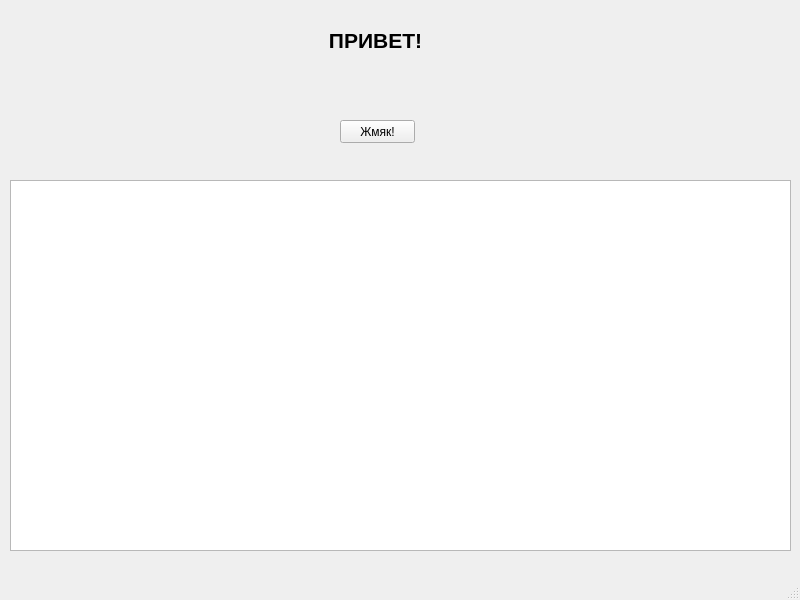
Before: the Qt Designer form QtForm/FormDesign.ui in Aelih/python, drawn with Qt 5.
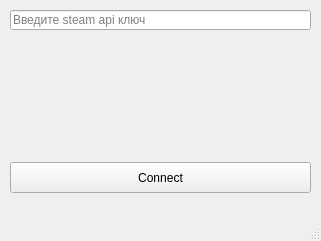
After: the same form once the commit is applied.

Commit message: Новый дизайн формы, для теста Api steam

The edit to the form file:
```diff
--- a/QtForm/FormDesign.ui
+++ b/QtForm/FormDesign.ui
@@ -6,67 +6,51 @@
    <rect>
     <x>0</x>
     <y>0</y>
-    <width>800</width>
-    <height>600</height>
+    <width>321</width>
+    <height>241</height>
    </rect>
   </property>
+  <property name="maximumSize">
+   <size>
+    <width>321</width>
+    <height>241</height>
+   </size>
+  </property>
   <property name="windowTitle">
-   <string comment="тестовое" extracomment="by Aelih">MainWindow</string>
+   <string>SteamApi</string>
+  </property>
+  <property name="autoFillBackground">
+   <bool>false</bool>
   </property>
   <widget class="QWidget" name="centralwidget">
-   <widget class="QLabel" name="label">
+   <widget class="QLineEdit" name="lineEdit_apikey">
     <property name="geometry">
      <rect>
-      <x>260</x>
+      <x>10</x>
       <y>10</y>
-      <width>231</width>
-      <height>61</height>
+      <width>301</width>
+      <height>20</height>
      </rect>
     </property>
-    <property name="sizePolicy">
-     <sizepolicy hsizetype="Preferred" vsizetype="Preferred">
-      <horstretch>0</horstretch>
-      <verstretch>0</verstretch>
-     </sizepolicy>
+    <property name="placeholderText">
+     <string>Введите steam api ключ</string>
     </property>
-    <property name="frameShape">
-     <enum>QFrame::NoFrame</enum>
-    </property>
-    <property name="frameShadow">
-     <enum>QFrame::Plain</enum>
-    </property>
-    <property name="text">
-     <string>&lt;html&gt;&lt;head/&gt;&lt;body&gt;&lt;p align=&quot;center&quot;&gt;&lt;span style=&quot; font-size:16pt; font-weight:600;&quot;&gt;ПРИВЕТ!&lt;/span&gt;&lt;/p&gt;&lt;/body&gt;&lt;/html&gt;</string>
-    </property>
-    <property name="textFormat">
-     <enum>Qt::MarkdownText</enum>
-    </property>
-    <property name="alignment">
-     <set>Qt::AlignCenter</set>
-    </property>
    </widget>
-   <widget class="QPushButton" name="pushButton">
-    <property name="geometry">
-     <rect>
-      <x>340</x>
-      <y>120</y>
-      <width>75</width>
-      <height>23</height>
-     </rect>
-    </property>
-    <property name="text">
-     <string>Жмяк!</string>
-    </property>
-   </widget>
-   <widget class="QTableView" name="tableView">
+   <widget class="QPushButton" name="pushButton_connect">
     <property name="geometry">
      <rect>
       <x>10</x>
-      <y>180</y>
-      <width>781</width>
-      <height>371</height>
+      <y>162</y>
+      <width>301</width>
+      <height>31</height>
      </rect>
     </property>
+    <property name="text">
+     <string>Connect</string>
+    </property>
+    <property name="flat">
+     <bool>false</bool>
+    </property>
    </widget>
   </widget>
   <widget class="QMenuBar" name="menubar">
```
Left out of the diff: 2 changed lines with no effect on the pictures. The commit also changes 1 other file.
